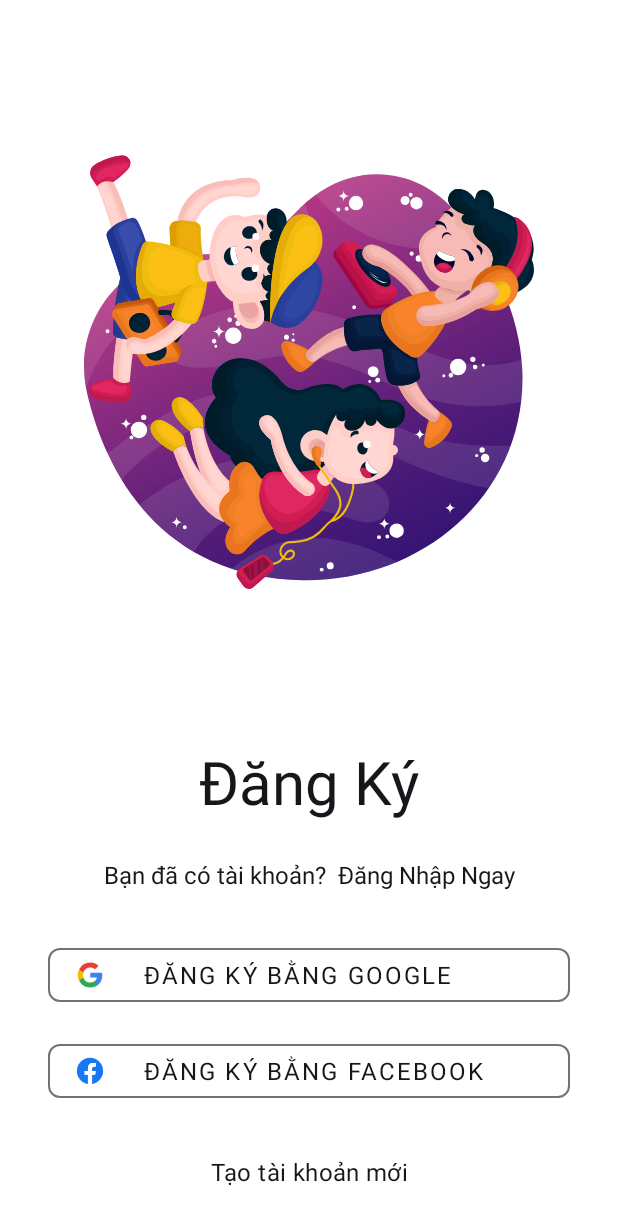
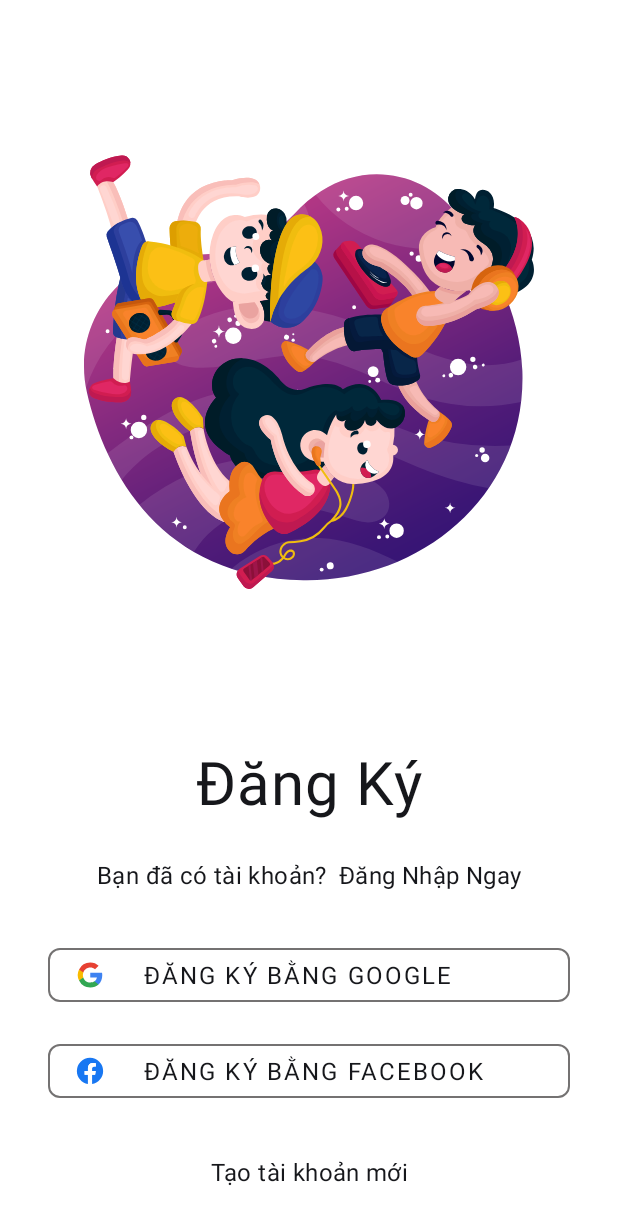
Before and after one commit to Do-an-lap-trinh-Java-va-Android/android-music-application, an Android app: the RegisterActivity screen opened directly, with no data from a screen before it, on a phone screen of 412 x 824 dp. Shown: the top 1224 px of the screen. Run offline under Robolectric (Android 15) with nearby library versions, the light colour scheme and no system bars; Roboto replaces fonts that are not available here.

Commit message:
Fix: Thêm khoảng cách giữa các chữ viết

```diff
--- a/app/src/main/res/layout/activity_register.xml
+++ b/app/src/main/res/layout/activity_register.xml
@@ -23,6 +23,7 @@
         android:id="@+id/tv_title"
         android:layout_width="wrap_content"
         android:layout_height="wrap_content"
+        android:letterSpacing="0.016"
         android:text="@string/register"
         android:textSize="@dimen/font_size_40sp"
         app:layout_constraintBottom_toTopOf="@+id/linearLayout"
@@ -44,6 +45,7 @@
             android:layout_height="wrap_content"
             android:layout_marginTop="@dimen/margin_padding_24dp"
             android:fontFamily="@font/roboto_light"
+            android:letterSpacing="0.016"
             android:text="@string/already_have_an_account"
             app:layout_constraintEnd_toStartOf="@+id/tv_login"
             app:layout_constraintHorizontal_chainStyle="packed"
@@ -57,6 +59,7 @@
             android:layout_marginLeft="@dimen/margin_padding_8dp"
             android:layout_marginTop="@dimen/margin_padding_24dp"
             android:fontFamily="@font/roboto"
+            android:letterSpacing="0.016"
             android:text="@string/login_now"
             app:layout_constraintEnd_toEndOf="parent"
             app:layout_constraintStart_toEndOf="@+id/tv_question"
```
